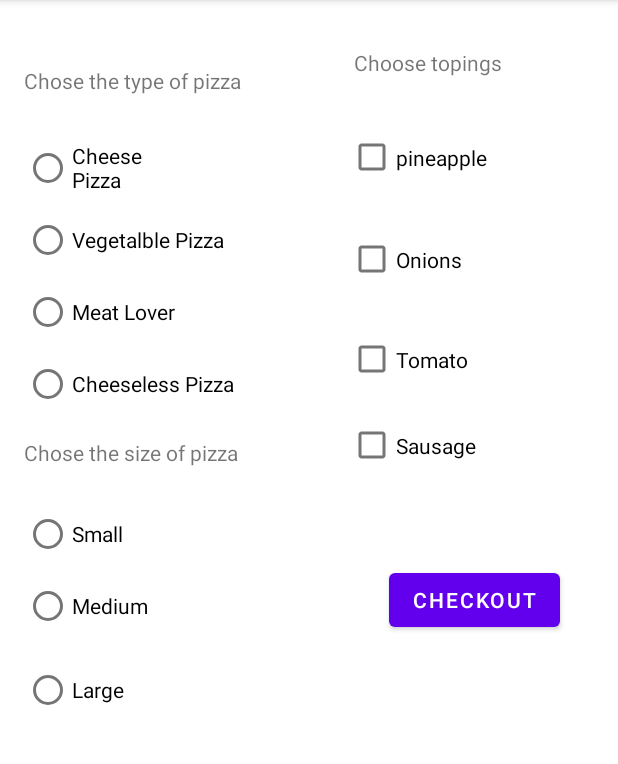
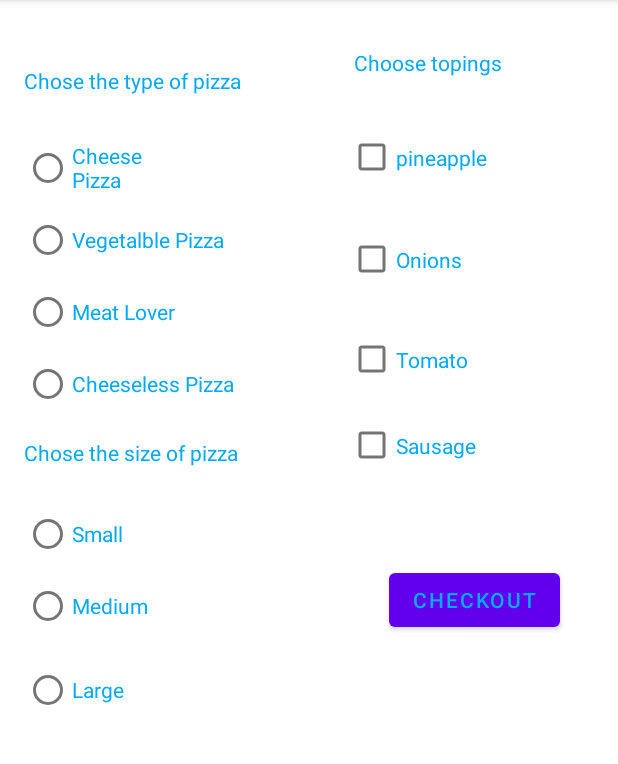
Before and after one commit to MuhammadSaad6618/MuhammadSaadAssign2, an Android app: the OrderActivity screen opened directly, with no data from a screen before it, on a phone screen of 412 x 824 dp, the part 84-848 px from its top. Run offline under Robolectric (Android 15) with nearby library versions, the light colour scheme and no system bars.

Commit message:
Added blue color in color.xml

```diff
--- a/MuhammadAssign22/src/main/res/layout/activity_order.xml
+++ b/MuhammadAssign22/src/main/res/layout/activity_order.xml
@@ -9,6 +9,7 @@
 
     <TextView
         android:id="@+id/Muhammadtv1"
+        android:textColor="@color/blue"
         android:layout_width="wrap_content"
         android:layout_height="wrap_content"
         android:layout_marginStart="16dp"
@@ -31,6 +32,7 @@
             android:id="@+id/MuhammadRB5"
             android:layout_width="105dp"
             android:layout_height="wrap_content"
+            android:textColor="@color/blue"
             android:text="Cheese Pizza"
             tools:layout_conversion_absoluteHeight="48dp"
             tools:layout_conversion_absoluteWidth="88dp"
@@ -42,6 +44,7 @@
             android:layout_width="wrap_content"
             android:layout_height="wrap_content"
             android:text="Vegetalble Pizza"
+            android:textColor="@color/blue"
             tools:layout_conversion_absoluteHeight="48dp"
             tools:layout_conversion_absoluteWidth="106dp"
             tools:layout_editor_absoluteX="0dp"
@@ -52,6 +55,7 @@
             android:layout_width="wrap_content"
             android:layout_height="wrap_content"
             android:text="Meat Lover"
+            android:textColor="@color/blue"
             tools:layout_conversion_absoluteHeight="48dp"
             tools:layout_conversion_absoluteWidth="101dp"
             tools:layout_editor_absoluteX="-28dp"
@@ -61,6 +65,7 @@
             android:id="@+id/MuhammadRB8"
             android:layout_width="wrap_content"
             android:layout_height="wrap_content"
+            android:textColor="@color/blue"
             android:text="Cheeseless Pizza"
             tools:layout_conversion_absoluteHeight="48dp"
             tools:layout_conversion_absoluteWidth="102dp" />
@@ -83,6 +88,7 @@
             android:layout_width="wrap_content"
             android:layout_height="wrap_content"
             android:text="Small"
+            android:textColor="@color/blue"
             tools:layout_conversion_absoluteHeight="48dp"
             tools:layout_conversion_absoluteWidth="106dp"
             tools:layout_editor_absoluteX="0dp"
@@ -93,6 +99,7 @@
             android:layout_width="wrap_content"
             android:layout_height="wrap_content"
             android:text="Medium"
+            android:textColor="@color/blue"
             tools:layout_conversion_absoluteHeight="48dp"
             tools:layout_conversion_absoluteWidth="101dp"
             tools:layout_editor_absoluteX="-28dp"
@@ -103,6 +110,7 @@
             android:layout_width="match_parent"
             android:layout_height="64dp"
             android:text="Large"
+            android:textColor="@color/blue"
             tools:layout_conversion_absoluteHeight="48dp"
             tools:layout_conversion_absoluteWidth="102dp"
             tools:layout_editor_absoluteX="16dp"
@@ -117,6 +125,7 @@
         android:layout_marginStart="232dp"
         android:layout_marginTop="136dp"
         android:text="Onions"
+        android:textColor="@color/blue"
         app:layout_constraintStart_toStartOf="parent"
         app:layout_constraintTop_toTopOf="parent" />
 
@@ -124,6 +133,7 @@
         android:id="@+id/MuhammadCb2"
         android:layout_width="135dp"
         android:layout_height="66dp"
+        android:textColor="@color/blue"
         android:layout_marginStart="232dp"
         android:layout_marginTop="72dp"
         android:text="pineapple"
@@ -135,6 +145,7 @@
         android:layout_width="139dp"
         android:layout_height="63dp"
         android:layout_marginStart="232dp"
+        android:textColor="@color/blue"
         android:layout_marginTop="208dp"
         android:text="Tomato"
         app:layout_constraintStart_toStartOf="parent"
@@ -142,6 +153,7 @@
 
     <CheckBox
         android:id="@+id/MuhammadCb4"
+        android:textColor="@color/blue"
         android:layout_width="145dp"
         android:layout_height="58dp"
         android:layout_marginStart="232dp"
@@ -153,6 +165,7 @@
     <TextView
         android:id="@+id/textView2"
         android:layout_width="wrap_content"
+        android:textColor="@color/blue"
         android:layout_height="wrap_content"
         android:layout_marginStart="16dp"
         android:layout_marginTop="44dp"
@@ -162,6 +175,7 @@
 
     <TextView
         android:id="@+id/textView3"
+        android:textColor="@color/blue"
         android:layout_width="327dp"
         android:layout_height="22dp"
         android:layout_marginStart="16dp"
@@ -172,6 +186,7 @@
 
     <TextView
         android:id="@+id/textView4"
+        android:textColor="@color/blue"
         android:layout_width="wrap_content"
         android:layout_height="wrap_content"
         android:layout_marginStart="236dp"
@@ -187,6 +202,7 @@
         android:layout_marginStart="259dp"
         android:layout_marginTop="376dp"
         android:text="Checkout"
+        android:textColor="@color/blue"
         android:onClick="validate"
         app:layout_constraintStart_toStartOf="parent"
         app:layout_constraintTop_toTopOf="parent" />
--- a/MuhammadAssign22/src/main/res/values/colors.xml
+++ b/MuhammadAssign22/src/main/res/values/colors.xml
@@ -7,4 +7,6 @@
     <color name="teal_700">#FF018786</color>
     <color name="black">#FF000000</color>
     <color name="white">#FFFFFFFF</color>
+    <color name="blue">#03A9F4</color>
+
 </resources>
```
Also changed, not shown: MuhammadAssign22/src/main/res/layout/activity_payment.xml (+20 -0 lines).
